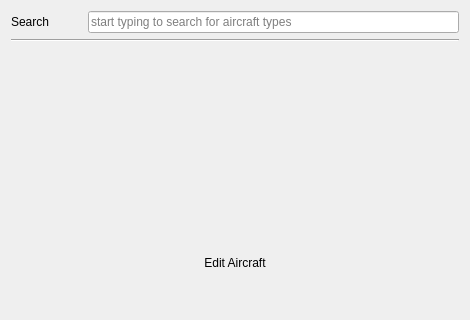
fiffty-50/openPilotLog, file src/gui/dialogues/newtail.ui: the form before one commit; both pictures show x 0 to 470 and y 0 to 320 of the 470 by 768 pixel window.
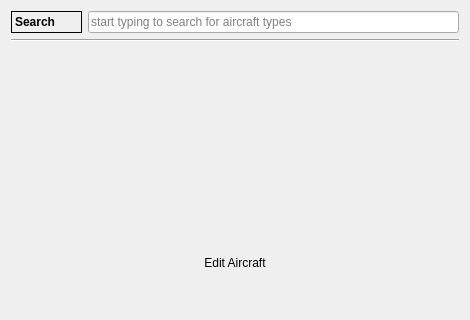
The form after the commit.

Patch:
```diff
--- a/src/gui/dialogues/newtail.ui
+++ b/src/gui/dialogues/newtail.ui
@@ -246,6 +246,15 @@
    </item>
    <item row="0" column="0">
     <widget class="QLabel" name="searchLabel">
+     <property name="font">
+      <font>
+       <weight>75</weight>
+       <bold>true</bold>
+      </font>
+     </property>
+     <property name="frameShape">
+      <enum>QFrame::Panel</enum>
+     </property>
      <property name="text">
       <string>Search</string>
      </property>
```
